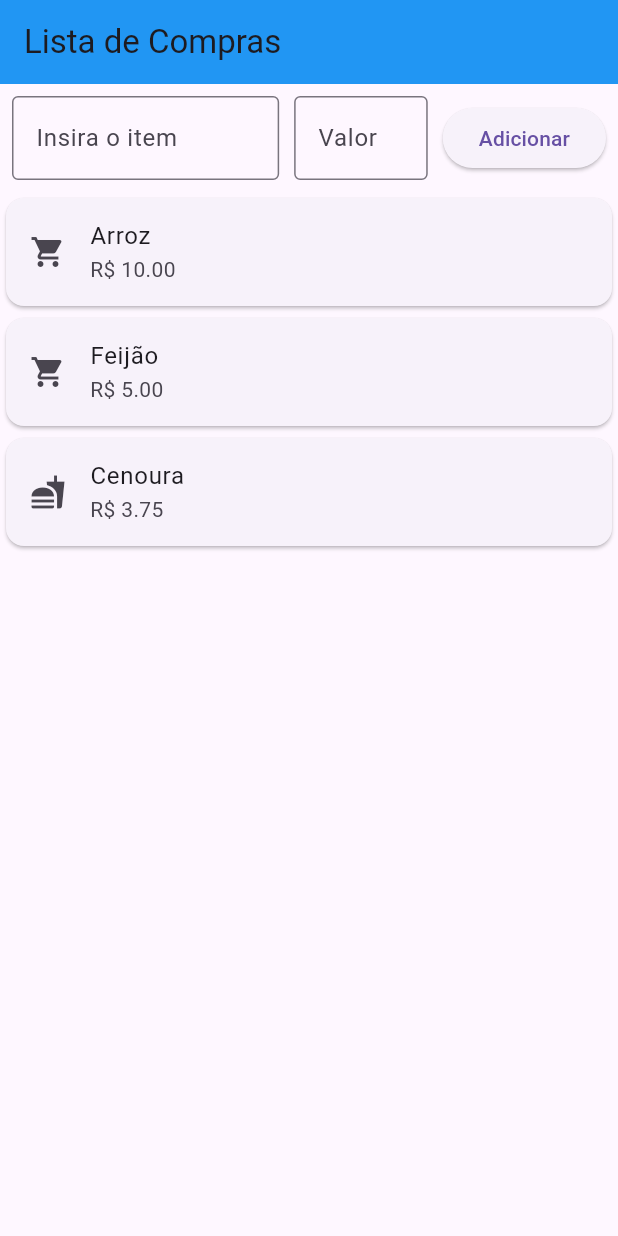
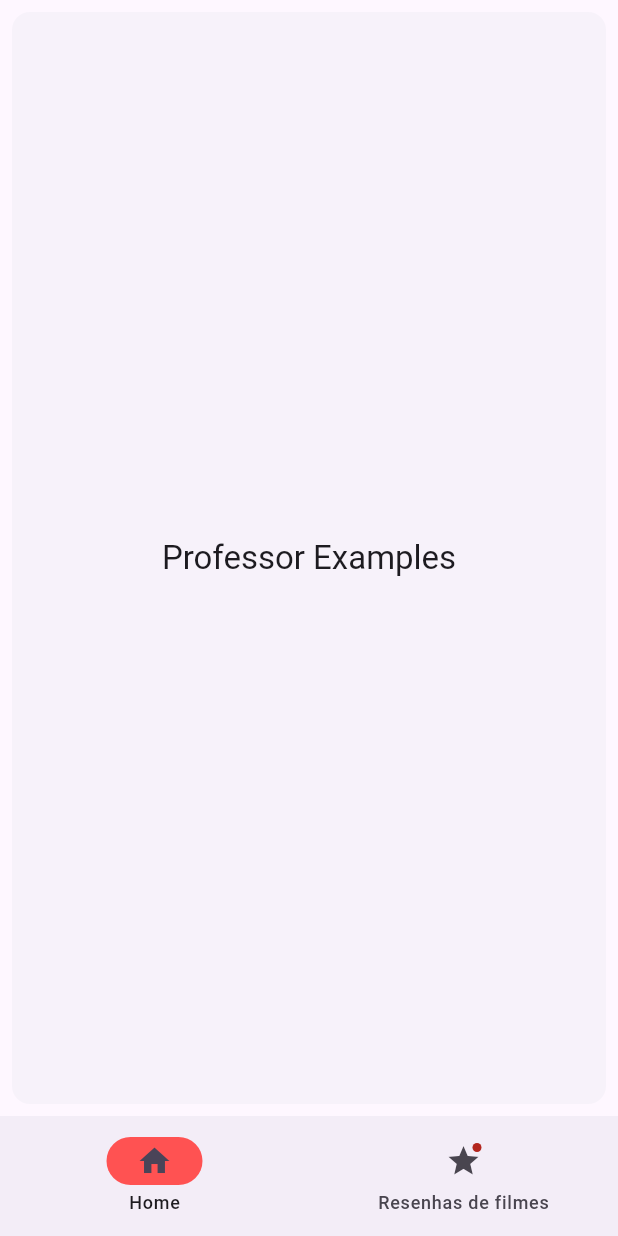
Before and after one commit to bealfredo/unitins_2025_1_programacao_para_dispositivos_moveis_i_alfredo, a Flutter app: the screen it shows after launch, on a phone screen of 412 x 824 dp. Run offline on Flutter 3.47's test engine with Material 3 defaults, Android fonts, the phone set to English and light mode, and no system bars.

Commit message:
projects

```diff
--- a/projects/flutter_application_aula20250321/lib/main.dart
+++ b/projects/flutter_application_aula20250321/lib/main.dart
@@ -1,127 +1,134 @@
 import 'package:flutter/material.dart';
+import 'package:flutter_application_aula20250321/navigationTeste.dart';
 
 void main() {
-  runApp(MaterialApp(
-    home: ListaComprasApp(),
-  ));
+  // runApp( ListaComprasApp());
+
+  runApp(NavigationBarApp());
 }
 
-class ListaComprasApp extends StatefulWidget {
+class ListaComprasApp extends StatelessWidget {
+  const ListaComprasApp({super.key});
+
   @override
-  _ListaComprasAppState createState() => _ListaComprasAppState();
+  Widget build(BuildContext context) {
+    return MaterialApp(
+    home: FormularioComprasScaffold(),
+  );
+  }
 }
 
-class _ListaComprasAppState extends State<ListaComprasApp> {
-  final TextEditingController _itemController = TextEditingController();
-  final TextEditingController _valorController = TextEditingController();
-  List<Produto> produtos = [
-    Produto('Arroz', 10),
-    Produto('Feijão', 5),
-    Produto('Cenoura', 3.75, icon: Icons.fastfood),
-  ];
+class FormularioComprasScaffold extends StatelessWidget {
+  const FormularioComprasScaffold({super.key});
 
-  void _adicionarItem() {
-    if (_itemController.text.isNotEmpty && _valorController.text.isNotEmpty) {
-      try {
-        double valor = double.parse(_valorController.text);
-        setState(() {
-          produtos.add(Produto(_itemController.text, valor));
-          _itemController.clear();
-          _valorController.clear();
-        });
-      } catch (e) {
-        ScaffoldMessenger.of(context).showSnackBar(
-          SnackBar(content: Text('Valor inválido!')),
-        );
-      }
-    }
+  @override
+  Widget build(BuildContext context) {
+    return Scaffold(
+      appBar: AppBar(
+        title: Text('Cadastro Produto'),
+        backgroundColor: Colors.redAccent,
+
+      ),
+      body: Column(
+        children: [
+            Padding(
+            padding: EdgeInsets.all(10.0),
+            child: Column(
+              children: [
+              TextField(
+                decoration: InputDecoration(
+                labelText: 'Nome',
+                hintText: 'Ex: Arroz',
+                ),
+              ),
+              SizedBox(height: 10),
+              TextField(
+                decoration: InputDecoration(
+                labelText: 'Quantidade',
+                hintText: 'Ex: 5',
+                ),
+              ),
+              SizedBox(height: 10),
+              TextField(
+                decoration: InputDecoration(
+                labelText: 'Medida',
+                hintText: 'Ex: 500kg',
+                ),
+              ),
+              ],
+            ),
+            ),
+          ElevatedButton(
+            onPressed: (){},
+            child: Text('Salvar'),
+          )
+        ],
+      ),
+    );
   }
+}
+
+class ListaComprasScaffold extends StatelessWidget {
+  const ListaComprasScaffold({super.key});
 
   @override
   Widget build(BuildContext context) {
     return Scaffold(
       appBar: AppBar(
         title: Text('Lista de Compras'),
-        backgroundColor: Colors.blue,
+        backgroundColor: Colors.redAccent,
+
       ),
-      body: Column(
-        children: [
-          Padding(
-            padding: const EdgeInsets.all(8.0),
-            child: Row(
-              children: [
-                Expanded(
-                  flex: 2,
-                  child: TextField(
-                    controller: _itemController,
-                    decoration: InputDecoration(
-                      labelText: 'Insira o item',
-                      border: OutlineInputBorder(),
-                    ),
-                  ),
-                ),
-                SizedBox(width: 10),
-                Expanded(
-                  flex: 1,
-                  child: TextField(
-                    controller: _valorController,
-                    keyboardType: TextInputType.number,
-                    decoration: InputDecoration(
-                      labelText: 'Valor',
-                      border: OutlineInputBorder(),
-                    ),
-                  ),
-                ),
-                SizedBox(width: 10),
-                ElevatedButton(
-                  onPressed: _adicionarItem,
-                  child: Text('Adicionar'),
-                ),
-              ],
-            ),
-          ),
-          Expanded(
-            child: ListView.builder(
-              itemCount: produtos.length,
-              itemBuilder: (context, index) {
-                return ItemLista(produtos[index]);
-              },
-            ),
-          ),
-        ],
+      body: ListaCompras(),
+      floatingActionButton: FloatingActionButton(
+        onPressed: (){},
+        backgroundColor: Colors.redAccent[100],
+        child: Icon(Icons.add),
       ),
     );
   }
+}
+
+class ListaCompras extends StatelessWidget {
+  const ListaCompras({super.key});
 
   @override
-  void dispose() {
-    _itemController.dispose();
-    _valorController.dispose();
-    super.dispose();
+  Widget build(BuildContext context) {
+    return Column(
+      children: [
+        ItemListaCompras(Produto('Arroz', '5kg', 1)),
+        ItemListaCompras(Produto('Feijão', '1kg', 2)),
+        ItemListaCompras(Produto('Macarrão', '500g', 3)),
+      ],
+    );
   }
 }
 
-class ItemLista extends StatelessWidget {
+class ItemListaCompras extends StatelessWidget {
   final Produto produto;
 
-  const ItemLista(this.produto, {super.key});
+  const ItemListaCompras(this.produto, {super.key});
 
   @override
   Widget build(BuildContext context) {
     return Card(
       child: ListTile(
-        leading: Icon(produto.icon),
         title: Text(produto.nome),
-        subtitle: Text('R\$ ${produto.valor.toStringAsFixed(2)}'),
+        subtitle: Text('${produto.medida} | ${produto.quantidade.toString()}'),
+        leading: Icon(Icons.shopping_cart),
+        trailing: IconButton(
+          icon: Icon(Icons.delete),
+          onPressed: (){},
+        ),
       ),
     );
   }
 }
 
 class Produto {
-  final String nome;
-  final double valor;
-  IconData icon;
+  String nome;
+  int quantidade;
+  String medida;
 
-  Produto(this.nome, this.valor, {this.icon = Icons.shopping_cart});
+  Produto(this.nome, this.medida, this.quantidade);
 }
--- /dev/null
+++ b/projects/flutter_application_aula20250321/lib/navigationTeste.dart
@@ -0,0 +1,77 @@
+import 'package:flutter/material.dart';
+import 'package:flutter_application_aula20250321/main.dart';
+import 'package:flutter_application_aula20250321/resenhaApp.dart';
+
+/// Flutter code sample for [NavigationBar].
+
+void main() => runApp(const NavigationBarApp());
+
+class NavigationBarApp extends StatelessWidget {
+  const NavigationBarApp({super.key});
+
+  @override
+  Widget build(BuildContext context) {
+    return MaterialApp(theme: ThemeData(useMaterial3: true), home: const NavigationExample());
+  }
+}
+
+class NavigationExample extends StatefulWidget {
+  const NavigationExample({super.key});
+
+  @override
+  State<NavigationExample> createState() => _NavigationExampleState();
+}
+
+class _NavigationExampleState extends State<NavigationExample> {
+  int currentPageIndex = 0;
+
+  @override
+  Widget build(BuildContext context) {
+    final ThemeData theme = Theme.of(context);
+    return Scaffold(
+      bottomNavigationBar: NavigationBar(
+        onDestinationSelected: (int index) {
+          setState(() {
+            currentPageIndex = index;
+          });
+        },
+        indicatorColor: Colors.redAccent,
+        selectedIndex: currentPageIndex,
+        destinations: const <Widget>[
+          NavigationDestination(
+            selectedIcon: Icon(Icons.home),
+            icon: Icon(Icons.home_outlined),
+            label: 'Home',
+          ),
+          // NavigationDestination(
+          //   icon: Badge(child: Icon(Icons.person)),
+          //   label: 'aula20250321',
+          // ),
+          NavigationDestination(
+            icon: Badge(child: Icon(Icons.star)),
+            label: 'Resenhas de filmes',
+          ),
+        ],
+      ),
+      body:
+          <Widget>[
+            /// Home page
+            Card(
+              shadowColor: Colors.transparent,
+              margin: const EdgeInsets.all(8.0),
+              child: SizedBox.expand(
+                child: Center(child: Text('Professor Examples', style: theme.textTheme.titleLarge)),
+              ),
+            ),
+
+
+
+            // /// Profile page
+            // ListaComprasApp(),
+
+            /// Resenhas de filmes page
+            ResenhaApp(),
+          ][currentPageIndex],
+    );
+  }
+}
--- a/projects/flutter_application_aula20250321/pubspec.yaml
+++ b/projects/flutter_application_aula20250321/pubspec.yaml
@@ -30,6 +30,7 @@ environment:
 dependencies:
   flutter:
     sdk: flutter
+  http: ^0.13.5
 
   # The following adds the Cupertino Icons font to your application.
   # Use with the CupertinoIcons class for iOS style icons.
```
Also changed, not shown: projects/flutter_application_aula20250321/lib/resenhaApp.dart (added, +219 -0 lines), projects/flutter_application_aula20250321/pubspec.lock.
